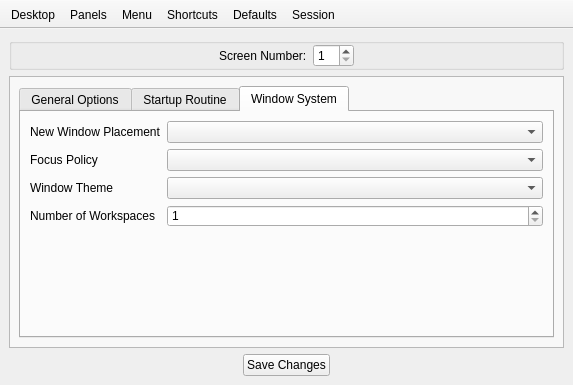
The window that lumina-config/mainUI.ui (lumina-desktop/lumina) describes before a commit, drawn with Qt 5.
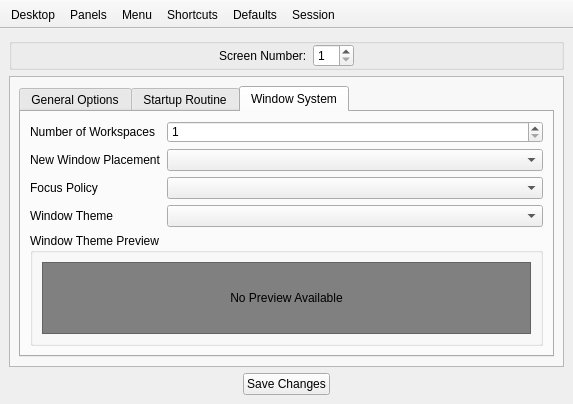
The same window after the commit. The open tabs and pages were chosen to show the change.

Commit message: Add a Fluxbox Window theme preview to lumina-config

The edit to the form file:
```diff
--- a/lumina-config/mainUI.ui
+++ b/lumina-config/mainUI.ui
@@ -1189,52 +1189,130 @@
            <attribute name="title">
             <string>Window System</string>
            </attribute>
-           <layout class="QFormLayout" name="formLayout_3">
+           <layout class="QVBoxLayout" name="verticalLayout_14">
+            <item>
+             <layout class="QFormLayout" name="formLayout_4">
             <item row="0" column="0">
+               <widget class="QLabel" name="label_2">
+                <property name="text">
+                 <string>Number of Workspaces</string>
+                </property>
+               </widget>
+              </item>
+              <item row="0" column="1">
+               <widget class="QSpinBox" name="spin_session_wkspaces">
+                <property name="minimum">
+                 <number>1</number>
+                </property>
+                <property name="maximum">
+                 <number>10</number>
+                </property>
+               </widget>
+              </item>
+              <item row="1" column="0">
              <widget class="QLabel" name="label">
               <property name="text">
                <string>New Window Placement</string>
               </property>
              </widget>
             </item>
-            <item row="0" column="1">
+              <item row="1" column="1">
              <widget class="QComboBox" name="combo_session_wloc"/>
             </item>
-            <item row="1" column="0">
+              <item row="2" column="0">
              <widget class="QLabel" name="label_6">
               <property name="text">
                <string>Focus Policy</string>
               </property>
              </widget>
             </item>
-            <item row="1" column="1">
+              <item row="2" column="1">
              <widget class="QComboBox" name="combo_session_wfocus"/>
             </item>
-            <item row="2" column="0">
+              <item row="3" column="0">
              <widget class="QLabel" name="label_13">
               <property name="text">
                <string>Window Theme</string>
               </property>
              </widget>
             </item>
-            <item row="2" column="1">
-             <widget class="QComboBox" name="combo_session_wtheme"/>
-            </item>
-            <item row="3" column="0">
-             <widget class="QLabel" name="label_2">
-              <property name="text">
-               <string>Number of Workspaces</string>
-              </property>
-             </widget>
-            </item>
             <item row="3" column="1">
-             <widget class="QSpinBox" name="spin_session_wkspaces">
-              <property name="minimum">
+               <widget class="QComboBox" name="combo_session_wtheme"/>
+              </item>
+             </layout>
+            </item>
+            <item>
+             <widget class="QGroupBox" name="group_session_preview">
+              <property name="sizePolicy">
+               <sizepolicy hsizetype="Preferred" vsizetype="Expanding">
+                <horstretch>0</horstretch>
+                <verstretch>0</verstretch>
+               </sizepolicy>
+              </property>
+              <property name="title">
+               <string>Window Theme Preview</string>
+              </property>
+              <layout class="QVBoxLayout" name="verticalLayout_12">
+               <item>
+                <widget class="QScrollArea" name="scrollArea">
+                 <property name="styleSheet">
+                  <string notr="true">background: grey;</string>
+                 </property>
+                 <property name="widgetResizable">
+                  <bool>true</bool>
+                 </property>
+                 <widget class="QWidget" name="scrollAreaWidgetContents">
+                  <property name="geometry">
+                   <rect>
+                    <x>0</x>
+                    <y>0</y>
+                    <width>509</width>
+                    <height>71</height>
+                   </rect>
+                  </property>
+                  <property name="sizePolicy">
+                   <sizepolicy hsizetype="Expanding" vsizetype="Expanding">
+                    <horstretch>0</horstretch>
+                    <verstretch>0</verstretch>
+                   </sizepolicy>
+                  </property>
+                  <layout class="QVBoxLayout" name="verticalLayout_13">
+                   <property name="margin">
                <number>1</number>
               </property>
-              <property name="maximum">
-               <number>10</number>
-              </property>
+                   <item>
+                    <widget class="QLabel" name="label_session_wpreview">
+                     <property name="sizePolicy">
+                      <sizepolicy hsizetype="Expanding" vsizetype="Expanding">
+                       <horstretch>0</horstretch>
+                       <verstretch>0</verstretch>
+                      </sizepolicy>
+                     </property>
+                     <property name="styleSheet">
+                      <string notr="true"/>
+                     </property>
+                     <property name="frameShape">
+                      <enum>QFrame::NoFrame</enum>
+                     </property>
+                     <property name="frameShadow">
+                      <enum>QFrame::Sunken</enum>
+                     </property>
+                     <property name="text">
+                      <string>No Preview Available</string>
+                     </property>
+                     <property name="scaledContents">
+                      <bool>false</bool>
+                     </property>
+                     <property name="alignment">
+                      <set>Qt::AlignCenter</set>
+                     </property>
+                    </widget>
+                   </item>
+                  </layout>
+                 </widget>
+                </widget>
+               </item>
+              </layout>
              </widget>
             </item>
            </layout>
```
Left out of the diff: 4 changed lines with no effect on the pictures. Lines whose indentation alone changed are shown as unchanged. The commit also changes 2 other files.
